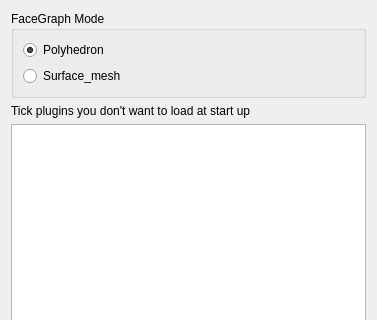
First picture: the form in Polyhedron/demo/Polyhedron/Preferences.ui, repository CGAL/cgal, before the edit; both pictures show x 0 to 377 and y 0 to 320 of the 377 by 503 pixel window.
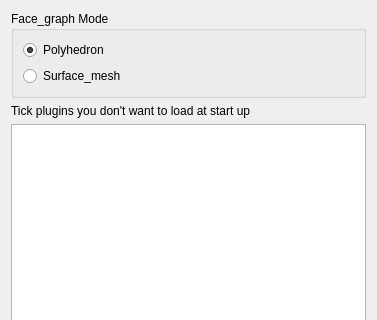
Second picture: the form after the edit.

```diff
--- a/Polyhedron/demo/Polyhedron/Preferences.ui
+++ b/Polyhedron/demo/Polyhedron/Preferences.ui
@@ -17,7 +17,7 @@
    <item>
     <widget class="QGroupBox" name="groupBox">
      <property name="title">
-      <string>FaceGraph Mode</string>
+      <string>Face_graph Mode</string>
      </property>
      <layout class="QVBoxLayout" name="verticalLayout_2">
       <item>
```
